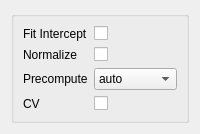
The window that ui/cv_OMP.ui (tthatcher95/PyHAT_Point_Spectra_GUI) describes before a commit, drawn with Qt 5.
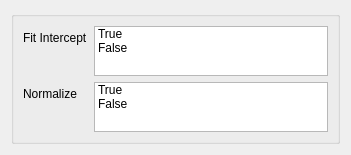
The same window after the commit.

```diff
--- a/ui/cv_OMP.ui
+++ b/ui/cv_OMP.ui
@@ -2,6 +2,14 @@
 <ui version="4.0">
  <class>Form</class>
  <widget class="QWidget" name="Form">
+  <property name="geometry">
+   <rect>
+    <x>0</x>
+    <y>0</y>
+    <width>351</width>
+    <height>153</height>
+   </rect>
+  </property>
   <property name="sizePolicy">
    <sizepolicy hsizetype="Ignored" vsizetype="Ignored">
     <horstretch>0</horstretch>
@@ -25,9 +33,6 @@
         </property>
        </widget>
       </item>
-      <item row="0" column="1">
-       <widget class="QCheckBox" name="fitInterceptCheckBox"/>
-      </item>
       <item row="1" column="0">
        <widget class="QLabel" name="normalizeLabel">
         <property name="text">
@@ -35,23 +40,40 @@
         </property>
        </widget>
       </item>
+      <item row="0" column="1">
+       <widget class="QListWidget" name="fit_intercept_list">
+        <property name="maximumSize">
+         <size>
+          <width>16777215</width>
+          <height>50</height>
+         </size>
+        </property>
+        <property name="selectionMode">
+         <enum>QAbstractItemView::MultiSelection</enum>
+        </property>
+        <item>
+         <property name="text">
+          <string>True</string>
+         </property>
+        </item>
+        <item>
+         <property name="text">
+          <string>False</string>
+         </property>
+        </item>
+       </widget>
+      </item>
       <item row="1" column="1">
-       <widget class="QCheckBox" name="normalizeCheckBox"/>
-      </item>
-      <item row="2" column="0">
-       <widget class="QLabel" name="precomputeLabel">
-        <property name="text">
-         <string>Precompute</string>
+       <widget class="QListWidget" name="normalize_list">
+        <property name="maximumSize">
+         <size>
+          <width>16777215</width>
+          <height>50</height>
+         </size>
         </property>
-       </widget>
-      </item>
-      <item row="2" column="1">
-       <widget class="QComboBox" name="precomputeComboBox">
-        <item>
-         <property name="text">
-          <string>auto</string>
-         </property>
-        </item>
+        <property name="selectionMode">
+         <enum>QAbstractItemView::MultiSelection</enum>
+        </property>
         <item>
          <property name="text">
           <string>True</string>
@@ -64,16 +86,6 @@
         </item>
        </widget>
       </item>
-      <item row="3" column="0">
-       <widget class="QLabel" name="cVLabel">
-        <property name="text">
-         <string>CV</string>
-        </property>
-       </widget>
-      </item>
-      <item row="3" column="1">
-       <widget class="QCheckBox" name="cVCheckBox"/>
-      </item>
      </layout>
     </widget>
    </item>
```
